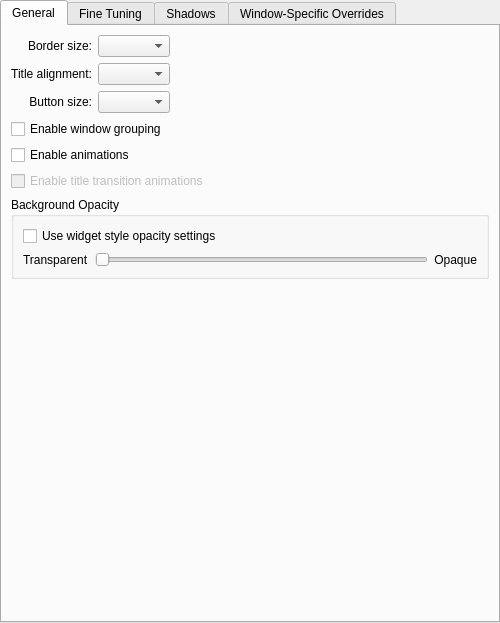
The window that decoration/config/ui/oxygenconfigurationui.ui (KDE/oxygen-transparent) describes before a commit, drawn with Qt 5.
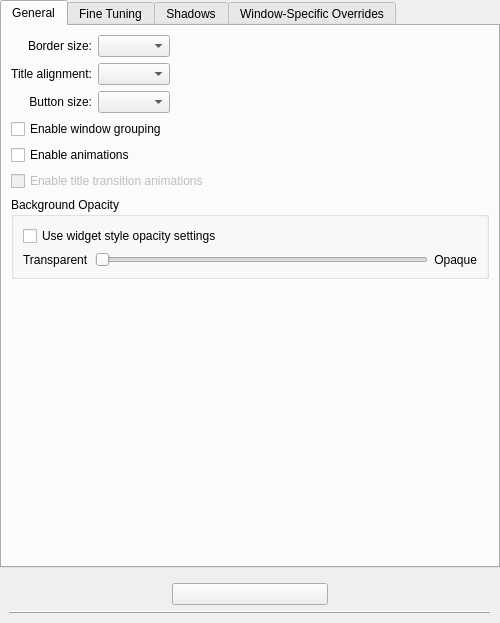
The same window after the commit. Custom widgets are drawn as their Qt base class.

```diff
--- a/decoration/config/ui/oxygenconfigurationui.ui
+++ b/decoration/config/ui/oxygenconfigurationui.ui
@@ -404,6 +404,29 @@
      </widget>
     </widget>
    </item>
+   <item>
+    <widget class="QWidget" name="_expertModeContainer" native="true">
+     <layout class="QGridLayout" name="gridLayout_6">
+      <item row="0" column="1">
+       <widget class="QPushButton" name="_expertModeButton">
+        <property name="text">
+         <string/>
+        </property>
+       </widget>
+      </item>
+      <item row="1" column="0" colspan="3">
+       <widget class="QFrame" name="frame_2">
+        <property name="frameShape">
+         <enum>QFrame::HLine</enum>
+        </property>
+        <property name="frameShadow">
+         <enum>QFrame::Raised</enum>
+        </property>
+       </widget>
+      </item>
+     </layout>
+    </widget>
+   </item>
   </layout>
  </widget>
  <customwidgets>
```
